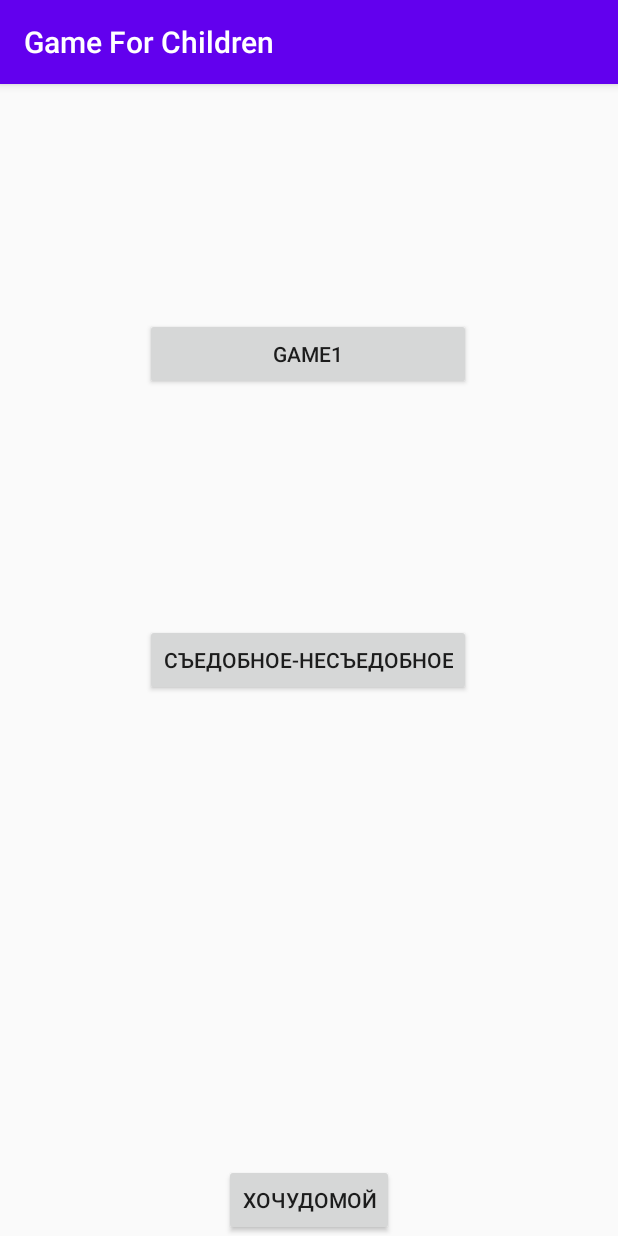
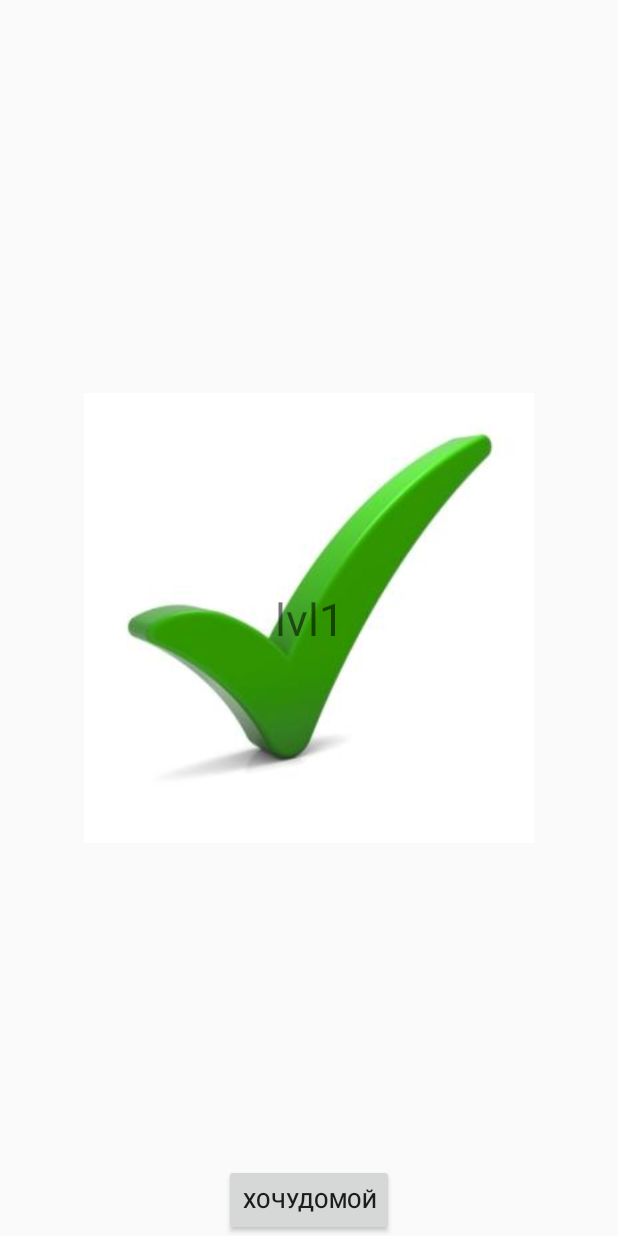
Before and after one commit to ZaharGusyatin/GameForChildren, an Android app: the fragment LevelSelectionFragment shown on its own in the app's theme, on a phone screen of 412 x 824 dp. Run offline under Robolectric (Android 15) with nearby library versions, the phone set to English and light mode, and no system bars.

Commit message:
recyclerView

```diff
--- a/app/build.gradle
+++ b/app/build.gradle
@@ -29,7 +29,8 @@ android {
 
 dependencies {
     implementation 'org.jetbrains.kotlinx:kotlinx-coroutines-core:1.3.7'
-    implementation 'org.jetbrains.kotlinx:kotlinx-coroutines-android:1.3.0'
+    implementation 'org.jetbrains.kotlinx:kotlinx-coroutines-android:1.3.9'
+    implementation 'com.android.support:recyclerview-v7:30.0.0'
     implementation 'de.hdodenhof:circleimageview:3.1.0'
     implementation fileTree(dir: "libs", include: ["*.jar"])
     implementation "org.jetbrains.kotlin:kotlin-stdlib:$kotlin_version"
--- a/app/src/main/AndroidManifest.xml
+++ b/app/src/main/AndroidManifest.xml
@@ -9,7 +9,8 @@
     android:roundIcon="@mipmap/ic_launcher_round"
     android:supportsRtl="true"
     android:theme="@style/AppTheme">
-        <activity android:name=".activities.MainActivity">
+    <activity android:name=".activities.MainActivity"
+        android:screenOrientation="landscape">
         <intent-filter>
             <action android:name="android.intent.action.MAIN" />
 
--- a/app/src/main/java/com/example/gameforchildren/activities/BaseActivity.kt
+++ b/app/src/main/java/com/example/gameforchildren/activities/BaseActivity.kt
@@ -1,11 +1,18 @@
 package com.example.gameforchildren.activities
 
+import android.os.Bundle
 import android.os.Handler
+import android.view.WindowManager
 import android.widget.Toast
 import androidx.appcompat.app.AppCompatActivity
 import com.example.gameforchildren.utilits.showToast
 
 open class BaseActivity :AppCompatActivity(){
+    override fun onCreate(savedInstanceState: Bundle?) {
+        super.onCreate(savedInstanceState)
+        window.setFlags(WindowManager.LayoutParams.FLAG_FULLSCREEN, WindowManager.LayoutParams.FLAG_FULLSCREEN)
+    }
+
     private var doubleBackToExitPressedOnce = false
     override fun onBackPressed() {
         if (doubleBackToExitPressedOnce) {
--- /dev/null
+++ b/app/src/main/java/com/example/gameforchildren/adapters/MainAdapter.kt
@@ -0,0 +1,48 @@
+package com.example.gameforchildren.adapters
+
+
+import android.view.LayoutInflater
+import android.view.View
+import android.view.ViewGroup
+import android.widget.ImageView
+import android.widget.TextView
+import androidx.recyclerview.widget.RecyclerView
+import com.example.gameforchildren.R
+import com.example.gameforchildren.model.MainItemModel
+
+class MainAdapter(var items: List<MainItemModel>, val callback: Callback) : RecyclerView.Adapter<MainAdapter.MainHolder>() {
+
+    override fun onCreateViewHolder(parent: ViewGroup, viewType: Int)
+            = MainHolder(LayoutInflater.from(parent.context).inflate(R.layout.main_item, parent, false))
+
+    override fun getItemCount() = items.size
+
+    override fun onBindViewHolder(holder: MainHolder, position: Int) {
+        val phone = items[position]
+        holder.imageView.setImageResource(phone.imageLevel)
+        holder.nameView.text = phone.name
+
+    }
+
+    inner class MainHolder internal constructor(view: View) :
+        RecyclerView.ViewHolder(view) {
+        val imageView: ImageView = view.findViewById<View>(R.id.pictureLevel) as ImageView
+        val nameView: TextView = view.findViewById<View>(R.id.nameOfLevel) as TextView
+
+
+    }
+
+     /*   fun bind(item: MainItemModel) {
+          firstName.setImageResource()
+            lastName.text = item.lastName
+            itemView.setOnClickListener {
+                if (adapterPosition != RecyclerView.NO_POSITION) callback.onItemClicked(items[adapterPosition])
+            }
+        }*/
+
+
+    interface Callback {
+        fun onItemClicked(item: MainItemModel)
+    }
+
+}
--- /dev/null
+++ b/app/src/main/java/com/example/gameforchildren/model/MainItemModel.kt
@@ -0,0 +1,9 @@
+package com.example.gameforchildren.model
+
+
+
+data class MainItemModel(
+        var imageLevel: Int,
+        var name: String,
+        var id: Int
+)
--- a/app/src/main/java/com/example/gameforchildren/ui/fragments/LevelSelectionFragment.kt
+++ b/app/src/main/java/com/example/gameforchildren/ui/fragments/LevelSelectionFragment.kt
@@ -1,20 +1,40 @@
 package com.example.gameforchildren.ui.fragments
 
+import android.widget.Toast
 import androidx.fragment.app.Fragment
 import com.example.gameforchildren.R
+import com.example.gameforchildren.adapters.MainAdapter
+import com.example.gameforchildren.model.MainItemModel
 import com.example.gameforchildren.ui.fragments.edibleGameFragments.EdibleGameMainFragment
 import com.example.gameforchildren.ui.fragments.guessByTheSound.GuessByTheSoundFragment
-import com.example.gameforchildren.utilits.APP_ACTIVITY
-import com.example.gameforchildren.utilits.replaceFragment
+import com.example.gameforchildren.utilits.*
+import kotlinx.android.synthetic.main.fragment_guess_by_the_sound.*
 import kotlinx.android.synthetic.main.fragment_level_selection.*
 
-class LevelSelectionFragment : Fragment(R.layout.fragment_level_selection) {
+class LevelSelectionFragment : Fragment(R.layout.fragment_level_selection){
     override fun onResume() {
+        super.onResume()
+        buttonExit.setOnClickListener { APP_ACTIVITY.finish() }
+
+
+        val myAdapter = MainAdapter(items, object : MainAdapter.Callback {
+            override fun onItemClicked(item: MainItemModel) {
+                Toast.makeText(APP_ACTIVITY, "TEST: " + item.id, Toast.LENGTH_SHORT).show()
+            }
+
+
+
+        })
+        myRecycler.adapter = myAdapter
+
+    }
+}
+
+
+/* override fun onResume() {
         super.onResume()
         button_level_selection_edible.setOnClickListener { replaceFragment(EdibleGameMainFragment(),false) }
         button_guess_by_the_sounds.setOnClickListener { replaceFragment(GuessByTheSoundFragment(),false) }
         buttonExit.setOnClickListener { APP_ACTIVITY.finish() }
 
-    }
-
-}
+}*/
--- a/app/src/main/java/com/example/gameforchildren/utilits/appConstants.kt
+++ b/app/src/main/java/com/example/gameforchildren/utilits/appConstants.kt
@@ -1,12 +1,13 @@
 package com.example.gameforchildren.utilits
 
 import android.media.MediaPlayer
-import android.view.animation.AnimationUtils
 import com.example.gameforchildren.activities.MainActivity
 import com.example.gameforchildren.R
+import com.example.gameforchildren.model.MainItemModel
 
 lateinit var APP_ACTIVITY: MainActivity
 lateinit var mediaPlayer: MediaPlayer
+
 
 
 class Array {
@@ -42,3 +43,12 @@ val progressBarArray = intArrayOf(
     R.id.point9,
     R.id.point10
 )
+val items = listOf(
+    MainItemModel(R.drawable.true_photo, "lvl1",1),
+    MainItemModel(R.drawable.false_photo, "lvl2",2),
+    MainItemModel(R.drawable.true_photo, "lvl3",3),
+    MainItemModel(R.drawable.false_photo, "lvl4",4),
+    MainItemModel(R.drawable.true_photo, "lvl5",5),
+    MainItemModel(R.drawable.false_photo, "lv6",6),
+    MainItemModel(R.drawable.true_photo, "lvl7",7)
+)
--- a/app/src/main/res/layout/fragment_guess_by_the_sound.xml
+++ b/app/src/main/res/layout/fragment_guess_by_the_sound.xml
@@ -22,13 +22,14 @@
 
     <LinearLayout
         android:layout_width="0dp"
-        android:layout_height="600dp"
+        android:layout_height="0dp"
         android:layout_marginStart="8dp"
         android:layout_marginTop="16dp"
         android:layout_marginEnd="8dp"
         android:layout_marginBottom="16dp"
-        android:orientation="vertical"
+        android:orientation="horizontal"
         app:layout_constraintBottom_toTopOf="@+id/backToMenu"
+        app:layout_constraintDimensionRatio="3:1"
         app:layout_constraintEnd_toEndOf="parent"
         app:layout_constraintStart_toStartOf="parent"
         app:layout_constraintTop_toBottomOf="@+id/linearLayout">
--- a/app/src/main/res/layout/fragment_level_selection.xml
+++ b/app/src/main/res/layout/fragment_level_selection.xml
@@ -6,27 +6,12 @@
     android:layout_height="match_parent"
     tools:context=".ui.fragments.LevelSelectionFragment">
 
-
-    <Button
-        android:id="@+id/button_level_selection_edible"
-        android:layout_width="wrap_content"
-        android:layout_height="wrap_content"
-        android:text="@string/EdibleGameTitle"
-        app:layout_constraintBottom_toBottomOf="parent"
-        app:layout_constraintEnd_toEndOf="parent"
-        app:layout_constraintHorizontal_bias="0.498"
-        app:layout_constraintStart_toStartOf="parent"
-        app:layout_constraintTop_toTopOf="parent" />
-
-    <Button
-        android:id="@+id/button_guess_by_the_sounds"
-        android:layout_width="0dp"
-        android:layout_height="wrap_content"
-        android:text="game1"
-        app:layout_constraintBottom_toTopOf="@+id/button_level_selection_edible"
-        app:layout_constraintEnd_toEndOf="@+id/button_level_selection_edible"
-        app:layout_constraintStart_toStartOf="@+id/button_level_selection_edible"
-        app:layout_constraintTop_toTopOf="parent" />
+    <androidx.recyclerview.widget.RecyclerView
+        android:id="@+id/myRecycler"
+        android:layout_width="match_parent"
+        android:layout_height="match_parent"
+        android:orientation="horizontal"
+        app:layoutManager="LinearLayoutManager" />
 
     <Button
         android:id="@+id/buttonExit"
--- /dev/null
+++ b/app/src/main/res/layout/main_item.xml
@@ -0,0 +1,42 @@
+<?xml version="1.0" encoding="utf-8"?>
+<androidx.constraintlayout.widget.ConstraintLayout
+    xmlns:android="http://schemas.android.com/apk/res/android"
+    xmlns:tools="http://schemas.android.com/tools"
+    xmlns:app="http://schemas.android.com/apk/res-auto"
+    android:layout_width="match_parent"
+    android:layout_height="match_parent"
+    >
+
+    <androidx.appcompat.widget.AppCompatImageView
+        android:id="@+id/pictureLevel"
+        android:layout_width="300dp"
+        android:layout_height="300dp"
+        app:layout_constraintBottom_toBottomOf="parent"
+        app:layout_constraintEnd_toStartOf="@+id/guideline"
+        app:layout_constraintStart_toStartOf="@+id/guideline"
+        android:src="@drawable/kirpich"
+        app:layout_constraintTop_toTopOf="parent"
+        tools:text="First name" />
+
+
+
+    <androidx.constraintlayout.widget.Guideline
+        android:id="@+id/guideline"
+        android:layout_width="wrap_content"
+        android:layout_height="wrap_content"
+        android:orientation="vertical"
+        app:layout_constraintGuide_percent="0.500684" />
+
+    <TextView
+        android:id="@+id/nameOfLevel"
+        android:layout_width="wrap_content"
+        android:layout_height="wrap_content"
+        android:textSize="30sp"
+        android:text="уровень1"
+        app:layout_constraintBottom_toBottomOf="@+id/pictureLevel"
+        app:layout_constraintEnd_toEndOf="@+id/pictureLevel"
+        app:layout_constraintStart_toStartOf="@+id/pictureLevel"
+        app:layout_constraintTop_toTopOf="@+id/pictureLevel" />
+
+
+</androidx.constraintlayout.widget.ConstraintLayout>
--- a/app/src/main/res/values/styles.xml
+++ b/app/src/main/res/values/styles.xml
@@ -1,6 +1,6 @@
 <resources>
     <!-- Base application theme. -->
-    <style name="AppTheme" parent="Theme.AppCompat.Light.DarkActionBar">
+    <style name="AppTheme" parent="Theme.AppCompat.Light.NoActionBar">
         <!-- Customize your theme here. -->
         <item name="colorPrimary">@color/colorPrimary</item>
         <item name="colorPrimaryDark">@color/colorPrimaryDark</item>
```
Also changed, not shown: app/src/main/java/com/example/gameforchildren/activities/MainActivity.kt (+9 -6 lines). Lines whose indentation alone changed are shown as unchanged.
